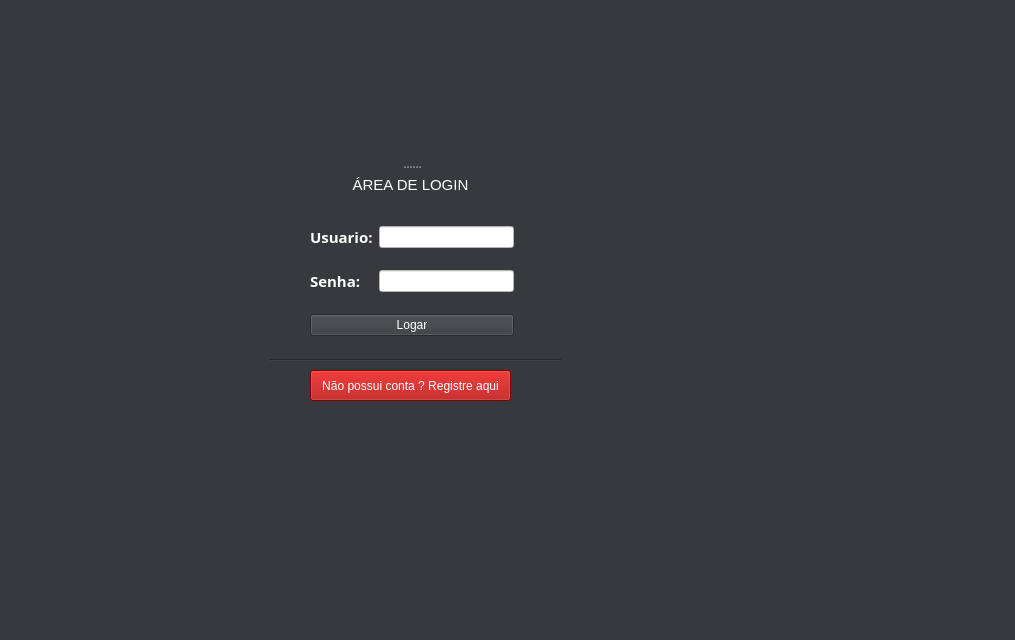
First picture: the form in SYSTEM CONTROL/user.ui, repository victorkok/OPE-Oficina-Mecanica, before the edit.
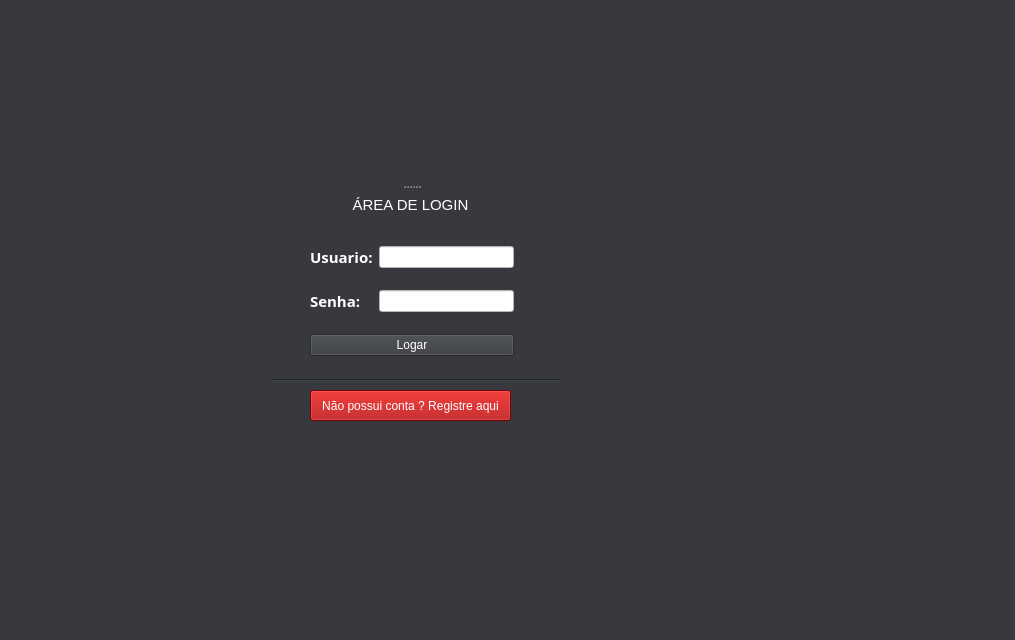
Second picture: the form after the edit. Icons and pictures are not drawn.

```diff
--- a/SYSTEM CONTROL/user.ui
+++ b/SYSTEM CONTROL/user.ui
@@ -24,7 +24,7 @@
     <property name="geometry">
      <rect>
       <x>310</x>
-      <y>370</y>
+      <y>390</y>
       <width>201</width>
       <height>31</height>
      </rect>
@@ -41,7 +41,7 @@
     <property name="geometry">
      <rect>
       <x>270</x>
-      <y>350</y>
+      <y>370</y>
       <width>291</width>
       <height>20</height>
      </rect>
@@ -54,7 +54,7 @@
     <property name="geometry">
      <rect>
       <x>310</x>
-      <y>210</y>
+      <y>230</y>
       <width>204</width>
       <height>144</height>
      </rect>
@@ -174,7 +174,7 @@
     <property name="geometry">
      <rect>
       <x>250</x>
-      <y>30</y>
+      <y>50</y>
       <width>321</width>
       <height>171</height>
      </rect>
@@ -189,8 +189,7 @@
       </font>
      </property>
      <property name="styleSheet">
-      <string notr="true">color: rgb(255, 255, 255);
-image: url(:/logo/close/jaca2.png);</string>
+      <string notr="true">image: url(:/logo/close/jaca2.png);</string>
      </property>
      <property name="frameShape">
       <enum>QFrame::NoFrame</enum>
```
Left out of the diff: 2 changed lines with no effect on the pictures.
